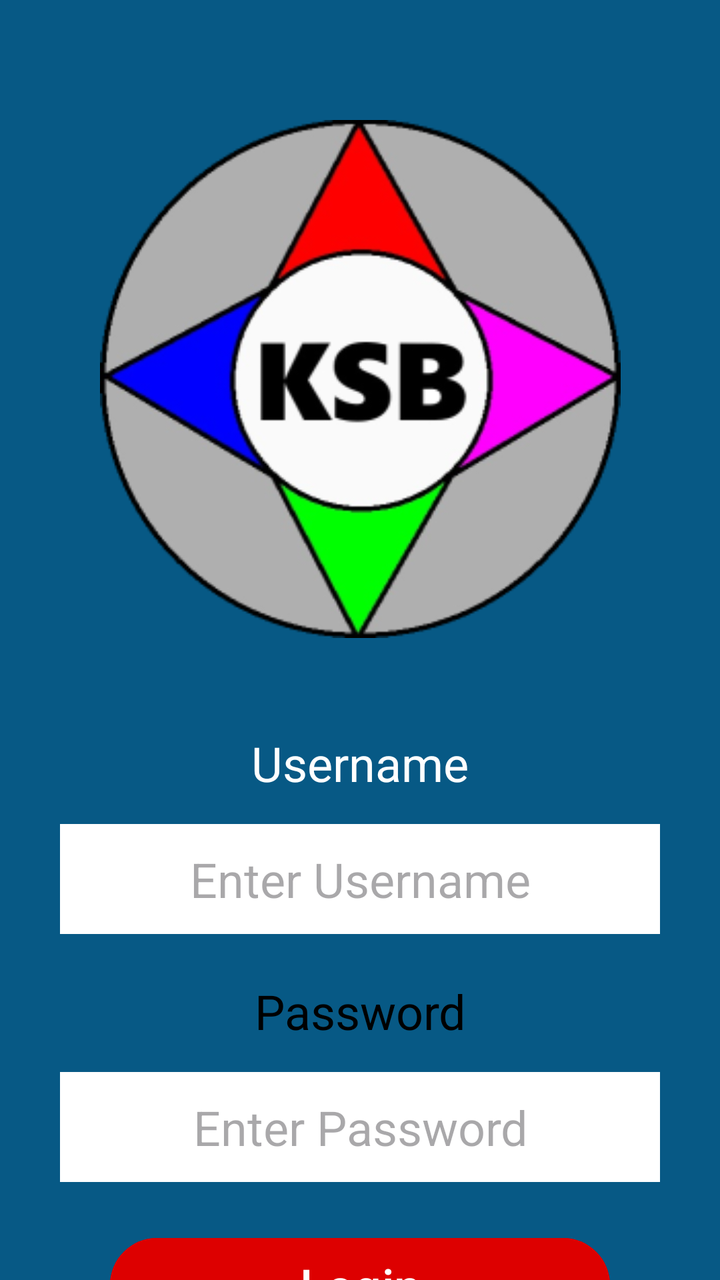
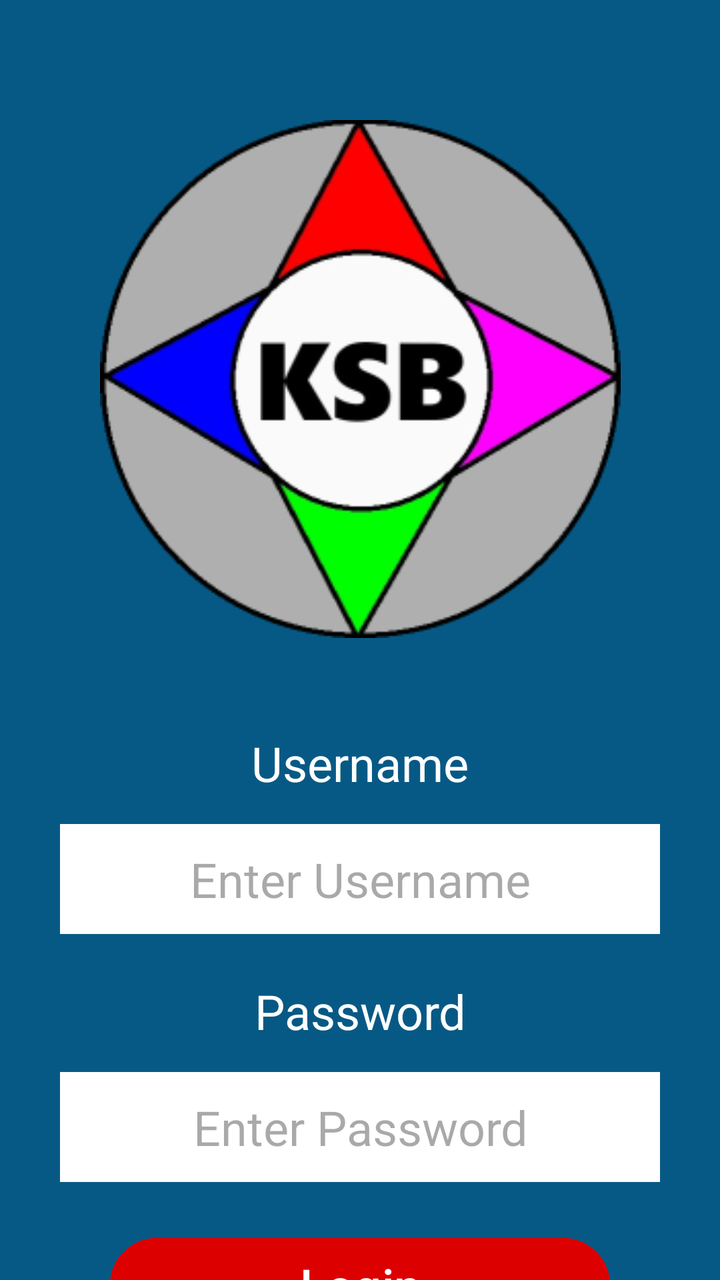

Before-and-after screenshots of an Android layout around one commit, followed by the original layout XML and the change that was made.
<!-- AndroidManifest.xml: application theme Theme.KracKShacKBanking -->
<!-- res/layout/login.xml -->
<?xml version="1.0" encoding="utf-8"?>
<androidx.constraintlayout.widget.ConstraintLayout xmlns:android="http://schemas.android.com/apk/res/android"
    xmlns:app="http://schemas.android.com/apk/res-auto"
    xmlns:tools="http://schemas.android.com/tools"
    android:layout_width="match_parent"
    android:layout_height="match_parent"
    android:background="#075985">

    <ImageView
        android:id="@+id/logo_img"
        android:layout_width="343dp"
        android:layout_height="259dp"
        android:layout_marginTop="60dp"
        app:layout_constraintEnd_toEndOf="parent"
        app:layout_constraintStart_toStartOf="parent"
        app:layout_constraintTop_toTopOf="parent"
        app:srcCompat="@drawable/logo" />

    <TextView
        android:id="@+id/textViewUsername"
        android:layout_width="300dp"
        android:layout_height="45dp"
        android:layout_marginTop="40dp"
        android:gravity="center"
        android:text="@string/Username"
        android:textColor="@android:color/white"
        android:textSize="24sp"
        app:layout_constraintEnd_toEndOf="parent"
        app:layout_constraintStart_toStartOf="parent"
        app:layout_constraintTop_toBottomOf="@id/logo_img" />

    <EditText
        android:id="@+id/Username_txt"
        android:layout_width="300dp"
        android:layout_height="55dp"
        android:layout_marginTop="8dp"
        android:background="@color/white"
        android:gravity="center_horizontal|center_vertical"
        android:hint="@string/EnterUsername"
        android:textColor="#FFFFFF"
        android:textSize="24sp"
        app:layout_constraintEnd_toEndOf="parent"
        app:layout_constraintStart_toStartOf="parent"
        app:layout_constraintTop_toBottomOf="@id/textViewUsername" />

    <TextView
        android:id="@+id/textViewPassword"
        android:layout_width="300dp"
        android:layout_height="45dp"
        android:layout_marginTop="16dp"
        android:gravity="center"
        android:text="@string/Password"
        android:textColor="@android:color/black"
        android:textSize="24sp"
        app:layout_constraintEnd_toEndOf="parent"
        app:layout_constraintStart_toStartOf="parent"
        app:layout_constraintTop_toBottomOf="@id/Username_txt" />

    <EditText
        android:id="@+id/Password_txt"
        android:layout_width="300dp"
        android:layout_height="55dp"
        android:layout_marginTop="8dp"
        android:background="@color/white"
        android:ems="10"
        android:gravity="center_horizontal|center_vertical"
        android:hint="@string/EnterPassword"
        android:inputType="textPassword"
        android:textColor="@android:color/black"
        android:textSize="24sp"
        app:layout_constraintEnd_toEndOf="parent"
        app:layout_constraintStart_toStartOf="parent"
        app:layout_constraintTop_toBottomOf="@id/textViewPassword" />

    <Button
        android:id="@+id/button"
        android:layout_width="250dp"
        android:layout_height="55dp"
        android:layout_marginTop="24dp"
        android:backgroundTint="#DD0000"
        android:text="@string/Login"
        android:textSize="24sp"
        app:layout_constraintEnd_toEndOf="parent"
        app:layout_constraintStart_toStartOf="parent"
        app:layout_constraintTop_toBottomOf="@id/Password_txt" />

</androidx.constraintlayout.widget.ConstraintLayout>
<!-- resources referenced by this layout -->
<resources>
  <color name="white">#FFFFFF</color>
  <!-- drawable logo: png bitmap (drawable, 35989 bytes) -->
  <string name="EnterPassword">Enter Password</string>
  <string name="EnterUsername">Enter Username</string>
  <string name="Login">Login</string>
  <string name="Password">Password</string>
  <string name="Username">Username</string>
  <style name="Theme.KracKShacKBanking" parent="Theme.Material3.DayNight.NoActionBar">
          <item name="colorPrimary">@color/primary</item>
          <item name="colorPrimaryVariant">@color/primary_dark</item>
          <item name="colorOnPrimary">@color/white</item>
          <item name="colorSecondary">@color/secondary</item>
          <item name="colorSecondaryVariant">@color/secondary_dark</item>
          <item name="colorOnSecondary">@color/black</item>
          <item name="android:statusBarColor">@color/primary</item>
          <item name="android:navigationBarColor">@color/primary</item>
          <item name="android:windowLightStatusBar">false</item>
  
      </style>
  <color name="primary">#2196F3</color>
  <color name="primary_dark">#1976D2</color>
  <color name="secondary">#FFC107</color>
  <color name="secondary_dark">#FFA000</color>
  <color name="black">#000000</color>
</resources>

<!-- the commit's change to res/layout/login.xml (unified diff, before → after) -->
@@ -50,7 +50,7 @@
         android:layout_marginTop="16dp"
         android:gravity="center"
         android:text="@string/Password"
-        android:textColor="@android:color/black"
+        android:textColor="@android:color/white"
         android:textSize="24sp"
         app:layout_constraintEnd_toEndOf="parent"
         app:layout_constraintStart_toStartOf="parent"
